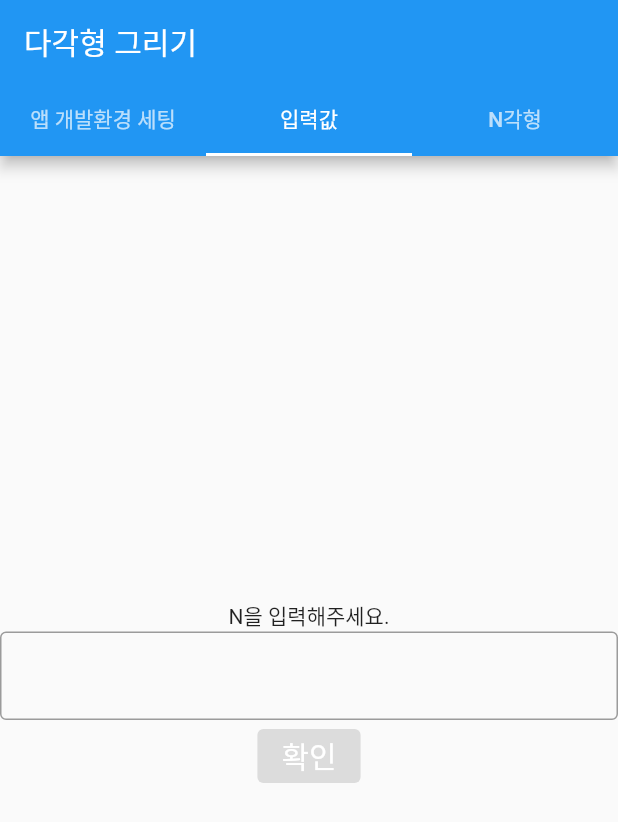
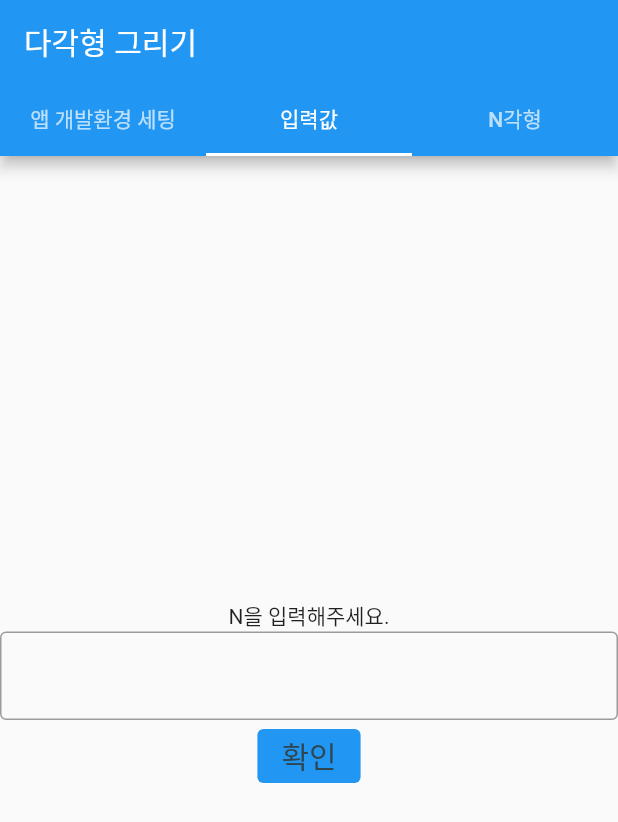
Before and after one commit to lovefreeUnity/homework1, a Flutter app: the screen it shows after launch, tab 2 chosen, on a phone screen of 412 x 824 dp. Shown: the top 822 px of the screen. Run offline on Flutter 3.47's test engine with Material 2 defaults, Android fonts, the phone set to English and light mode, and no system bars.

Commit message:
버튼 색깔 안된이유가 const 때문이였구나 앞으로는 const를 clidren같은데에 넣지말아야겠다

```diff
--- a/lib/main.dart
+++ b/lib/main.dart
@@ -13,9 +13,9 @@ class MyApp extends StatefulWidget {
 class _MyAppState extends State<MyApp> {
 
 
-
   @override
   Widget build(BuildContext context) {
+
     return MaterialApp(
       home: DefaultTabController(
         length: 3,
@@ -31,7 +31,7 @@ class _MyAppState extends State<MyApp> {
           ),
           body: TabBarView(
               children: <Widget>[
-                const Center(
+                 const Center(
                     child: Text(
                       'Hello Everex',
                       style: TextStyle(
@@ -42,9 +42,9 @@ class _MyAppState extends State<MyApp> {
                 ),
                 Column(
                     mainAxisAlignment: MainAxisAlignment.center,
-                    children: const [
-                      Text('N을 입력해주세요.'),
-                      TextField(
+                    children: [
+                      const Text('N을 입력해주세요.'),
+                      const TextField(
                         decoration: InputDecoration(
                           border: OutlineInputBorder(),
                         ),
@@ -52,11 +52,14 @@ class _MyAppState extends State<MyApp> {
                       //패치로 인해 2년전과 버튼 스타일 선언이 바뀜
                       ElevatedButton(
                         onPressed:null,
-                        child: Text(
+                        style: ButtonStyle(
+                          backgroundColor: MaterialStateProperty.all(Colors.blue),
+                        ),
+                        child: const Text(
                           '확인',
                           style: TextStyle(
                               fontSize: 20,
-                              color: Colors.white
+                              color: Color(0xff2f4550)
                           ),
                         ),
                       )
```
